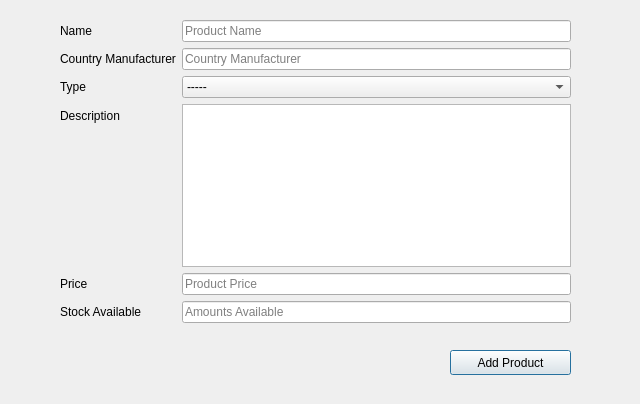
Qt form new_product.ui (mmoallemi99/AP-Final-Project) before a commit.
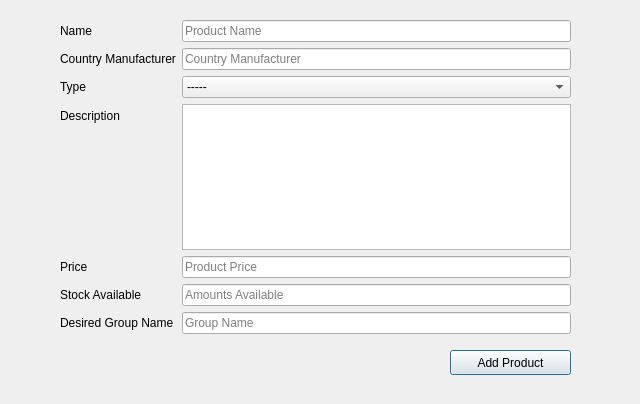
The same form after that commit.

Diff of the .ui file:
```diff
--- a/new_product.ui
+++ b/new_product.ui
@@ -19,7 +19,7 @@
      <x>60</x>
      <y>20</y>
      <width>511</width>
-     <height>303</height>
+     <height>314</height>
     </rect>
    </property>
    <layout class="QFormLayout" name="formLayout">
@@ -135,6 +135,23 @@
       </property>
      </widget>
     </item>
+    <item row="6" column="0">
+     <widget class="QLabel" name="group_label">
+      <property name="text">
+       <string>Desired Group Name</string>
+      </property>
+     </widget>
+    </item>
+    <item row="6" column="1">
+     <widget class="QLineEdit" name="group_input">
+      <property name="inputMask">
+       <string/>
+      </property>
+      <property name="placeholderText">
+       <string>Group Name</string>
+      </property>
+     </widget>
+    </item>
    </layout>
   </widget>
   <widget class="QPushButton" name="add_product">
```
